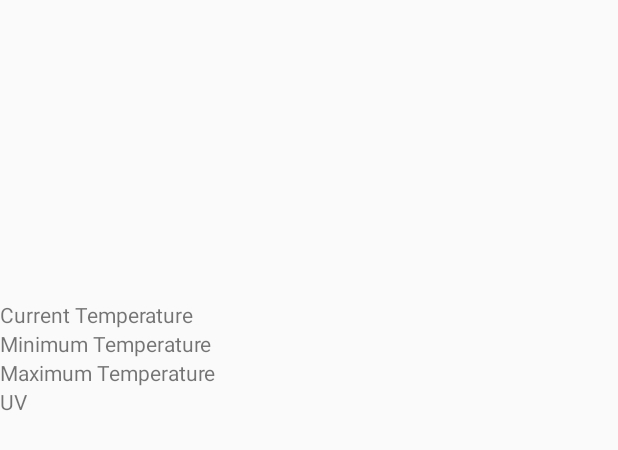
After one commit to PhStorm99/Academic-Android-Labs, an Android app: the layout activity_weather_forecast.xml on its own in the app's theme, with its tools: preview values and no code run, on a phone screen of 412 x 824 dp. The commit adds this screen. Shown: the top 450 px of the screen. Run offline under Robolectric (Android 15) with nearby library versions, the phone set to English and light mode, and no system bars.

Commit message:
Finished Lab 6

```diff
--- /dev/null
+++ b/app/src/main/res/layout/activity_weather_forecast.xml
@@ -0,0 +1,49 @@
+<?xml version="1.0" encoding="utf-8"?>
+<RelativeLayout xmlns:android="http://schemas.android.com/apk/res/android"
+    xmlns:app="http://schemas.android.com/apk/res-auto"
+    xmlns:tools="http://schemas.android.com/tools"
+    android:layout_width="match_parent"
+    android:layout_height="match_parent"
+    tools:context=".WeatherForecast">
+
+    <ImageView
+        android:id="@+id/weatherImage"
+        android:layout_width="200dp"
+        android:layout_height="200dp"/>
+
+    <TextView
+        android:id="@+id/currentTemp"
+        android:layout_width="wrap_content"
+        android:layout_height="wrap_content"
+        android:layout_below="@id/weatherImage"
+        android:layout_alignParentLeft="true"
+        android:text="@string/currentTemp"/>
+    <TextView
+        android:id="@+id/minTemp"
+        android:layout_width="wrap_content"
+        android:layout_height="wrap_content"
+        android:layout_below="@id/currentTemp"
+        android:layout_alignParentLeft="true"
+        android:text="@string/minTemp"/>
+    <TextView
+        android:id="@+id/maxTemp"
+        android:layout_width="wrap_content"
+        android:layout_height="wrap_content"
+        android:layout_below="@id/minTemp"
+        android:layout_alignParentLeft="true"
+        android:text="@string/maxTemp"/>
+    <TextView
+        android:id="@+id/uvRating"
+        android:layout_width="wrap_content"
+        android:layout_height="wrap_content"
+        android:layout_below="@id/maxTemp"
+        android:layout_alignParentLeft="true"
+        android:text="@string/uvRating"/>
+
+    <ProgressBar
+        android:id="@+id/progressBar"
+        style="?android:attr/progressBarStyleHorizontal"
+        android:layout_width="match_parent"
+        android:layout_height="wrap_content"
+        android:visibility="invisible"/>
+</RelativeLayout>
--- a/app/src/main/res/values/strings.xml
+++ b/app/src/main/res/values/strings.xml
@@ -11,7 +11,7 @@
     <string name="line4"></string>
     <string name="button1">LOGIN</string>
     <string name="button2">Go to chat</string>
-
+    <string name="button3">Go to Weather Forecast</string>
 
     <string name="line5">Your profile </string>
     <string name="line6">Your name: </string>
@@ -26,4 +26,10 @@
     <string name="ChatHint">Type here</string>
     <string name="ReceiveText">RECEIVE</string>
 
+    <string name="currentTemp">Current Temperature</string>
+    <string name="minTemp">Minimum Temperature</string>
+    <string name="maxTemp">Maximum Temperature</string>
+    <string name="uvRating">UV</string>
+
+
 </resources>
```
Also changed, not shown: app/src/main/AndroidManifest.xml (+11 -3 lines), app/src/main/java/com/example/androidlabs/ProfileActivity.java (+8 -7 lines), app/src/main/java/com/example/androidlabs/WeatherForecast.java (added, +243 -0 lines), app/src/main/res/layout/profile_activity.xml (+7 -0 lines), 1 other file.
